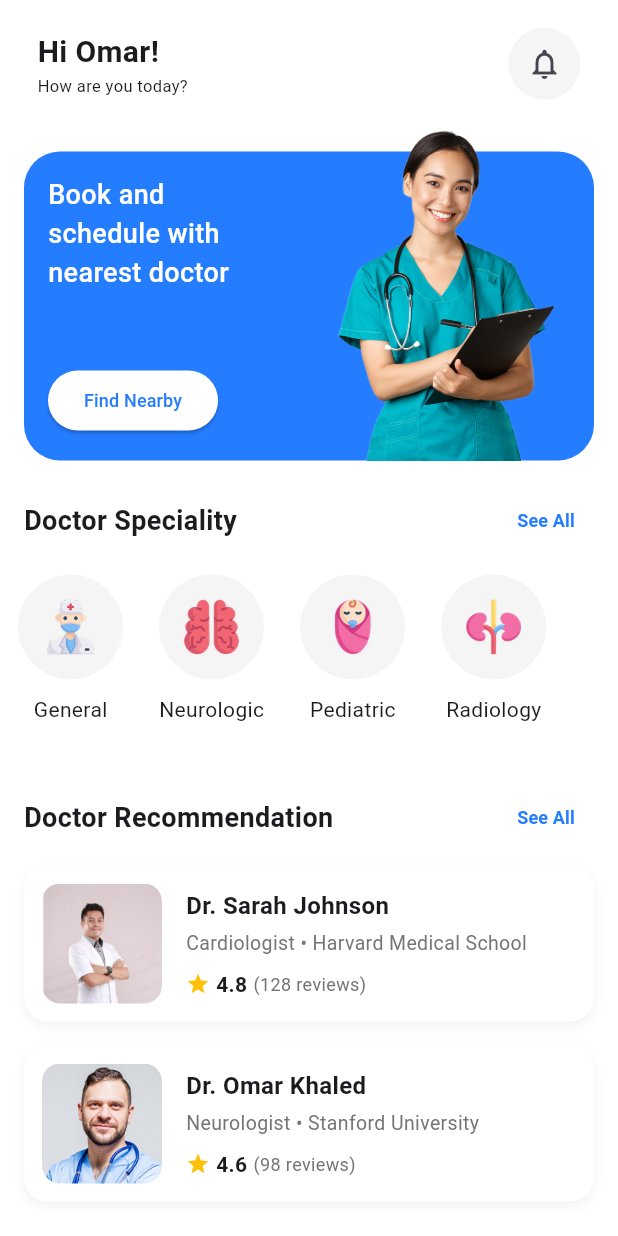
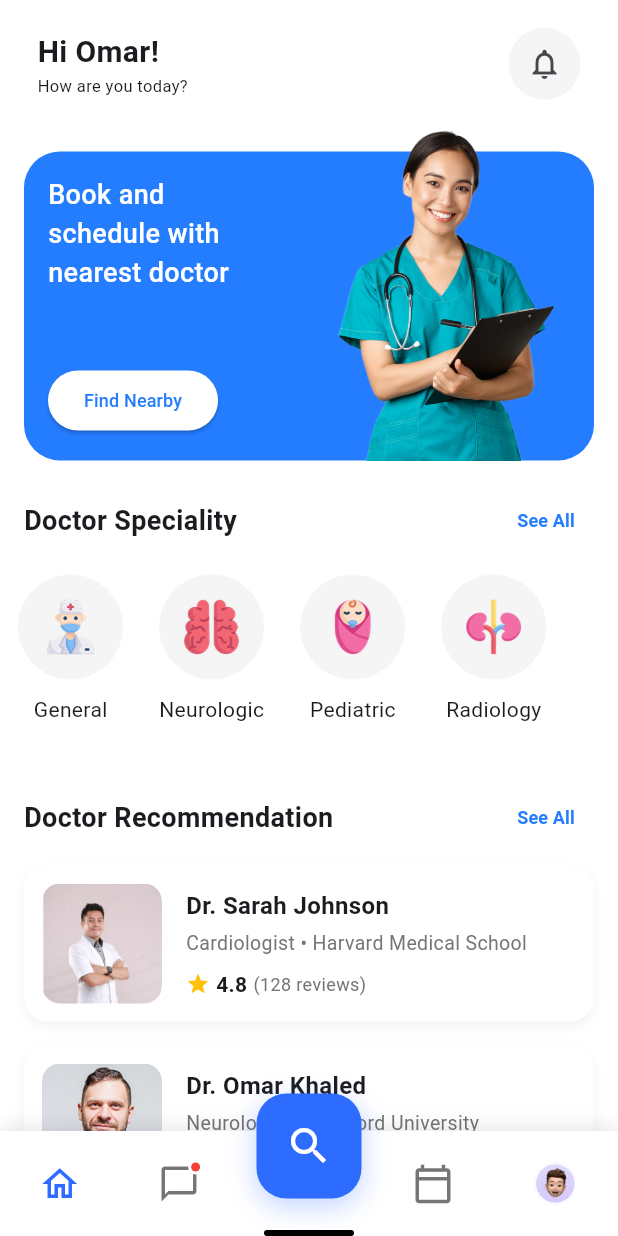
Before and after one commit to rawanabdulhayy/doctor_appointment_app, a Flutter app: the screen it shows after launch, on a phone screen of 412 x 824 dp. Run offline on Flutter 3.47's test engine with Material 3 defaults, Android fonts, the phone set to English and light mode, and no system bars; our stand-ins replace flutter_bloc, intl_phone_field.

Commit message:
nav bar ui, bloc files, screen wrapper files all set

```diff
--- /dev/null
+++ b/lib/business_logic/state_management/navigation_bloc.dart
@@ -0,0 +1,12 @@
+// 3. Navigation BLoC
+import 'package:flutter_bloc/flutter_bloc.dart';
+import 'navigation_event.dart';
+import 'navigation_state.dart';
+
+class NavigationBloc extends Bloc<NavigationEvent, NavigationState> {
+  NavigationBloc() : super(NavigationState(currentIndex: 0)) {
+    on<NavigateToPage>((event, emit) {
+      emit(state.copyWith(currentIndex: event.pageIndex));
+    });
+  }
+}
--- /dev/null
+++ b/lib/business_logic/state_management/navigation_event.dart
@@ -0,0 +1,7 @@
+// 1. Navigation Event
+abstract class NavigationEvent {}
+
+class NavigateToPage extends NavigationEvent {
+  final int pageIndex;
+  NavigateToPage(this.pageIndex);
+}
--- /dev/null
+++ b/lib/business_logic/state_management/navigation_state.dart
@@ -0,0 +1,12 @@
+// 2. Navigation State
+class NavigationState {
+  final int currentIndex;
+
+  NavigationState({required this.currentIndex});
+
+  NavigationState copyWith({int? currentIndex}) {
+    return NavigationState(
+      currentIndex: currentIndex ?? this.currentIndex,
+    );
+  }
+}
--- a/lib/main.dart
+++ b/lib/main.dart
@@ -1,6 +1,7 @@
 import 'package:doctor_appointment_app/presentation/screens/home_page.dart';
 import 'package:doctor_appointment_app/presentation/screens/profile_screen.dart';
 import 'package:doctor_appointment_app/presentation/screens/splash_screen.dart';
+import 'package:doctor_appointment_app/presentation/widgets/main_nav_screen.dart';
 import 'package:flutter/material.dart';
 
 void main() {
@@ -17,7 +18,7 @@ class MyApp extends StatelessWidget {
       theme: ThemeData(
         colorScheme: ColorScheme.fromSeed(seedColor: Colors.deepPurple),
       ),
-      home: HomePage(),
+      home: MainNavigationScreen(),
     );
   }
 }
--- /dev/null
+++ b/lib/presentation/screens/static_screens.dart
@@ -0,0 +1,43 @@
+import 'package:flutter/material.dart';
+
+class MessagesPage extends StatelessWidget {
+  const MessagesPage({super.key});
+
+  @override
+  Widget build(BuildContext context) {
+    return const Center(
+      child: Text(
+        'Messages Page',
+        style: TextStyle(fontSize: 24, fontWeight: FontWeight.bold),
+      ),
+    );
+  }
+}
+
+class CalendarPage extends StatelessWidget {
+  const CalendarPage({super.key});
+
+  @override
+  Widget build(BuildContext context) {
+    return const Center(
+      child: Text(
+        'Calendar Page',
+        style: TextStyle(fontSize: 24, fontWeight: FontWeight.bold),
+      ),
+    );
+  }
+}
+
+class SearchPage extends StatelessWidget {
+  const SearchPage({super.key});
+
+  @override
+  Widget build(BuildContext context) {
+    return const Center(
+      child: Text(
+        'Search Page',
+        style: TextStyle(fontSize: 24, fontWeight: FontWeight.bold),
+      ),
+    );
+  }
+}
--- /dev/null
+++ b/lib/presentation/widgets/custom_nav_bar.dart
@@ -0,0 +1,172 @@
+// 4. Custom Bottom Navigation Bar Widget
+import 'package:flutter/material.dart';
+
+class CustomBottomNavBar extends StatelessWidget {
+  final int currentIndex;
+  final Function(int) onTap;
+
+  const CustomBottomNavBar({
+    super.key,
+    required this.currentIndex,
+    required this.onTap,
+  });
+
+  @override
+  Widget build(BuildContext context) {
+    return Stack(
+      clipBehavior: Clip.none,
+      alignment: Alignment.bottomCenter,
+      children: [
+        // Bottom Navigation Bar
+        Container(
+          height: 70,
+          decoration: BoxDecoration(
+            color: Colors.white,
+            boxShadow: [
+              BoxShadow(
+                color: Colors.black.withOpacity(0.1),
+                blurRadius: 10,
+                offset: const Offset(0, -2),
+              ),
+            ],
+          ),
+          child: Row(
+            mainAxisAlignment: MainAxisAlignment.spaceAround,
+            children: [
+              _buildNavItem(
+                icon: Icons.home_outlined,
+                index: 0,
+                hasNotification: false,
+              ),
+              _buildNavItem(
+                icon: Icons.chat_bubble_outline,
+                index: 1,
+                hasNotification: true,
+              ),
+              const SizedBox(width: 70), // Space for center FAB
+              _buildNavItem(
+                icon: Icons.calendar_today_outlined,
+                index: 2,
+                hasNotification: false,
+              ),
+              _buildNavItem(
+                icon: Icons.person_outline,
+                index: 3,
+                hasNotification: false,
+                isProfile: true,
+              ),
+            ],
+          ),
+        ),
+
+        // Floating Center Search Button
+        Positioned(
+          top: -25,
+          child: GestureDetector(
+            onTap: () => onTap(4), // Index 4 for search
+            child: Container(
+              height: 70,
+              width: 70,
+              decoration: BoxDecoration(
+                color: const Color(0xFF2D6CFF),
+                borderRadius: BorderRadius.circular(20),
+                boxShadow: [
+                  BoxShadow(
+                    color: const Color(0xFF2D6CFF).withOpacity(0.3),
+                    blurRadius: 15,
+                    offset: const Offset(0, 5),
+                  ),
+                ],
+              ),
+              child: const Icon(
+                Icons.search,
+                color: Colors.white,
+                size: 32,
+              ),
+            ),
+          ),
+        ),
+
+        // Bottom indicator line
+        Positioned(
+          bottom: 0,
+          child: Container(
+            height: 4,
+            width: 60,
+            decoration: BoxDecoration(
+              color: Colors.black,
+              borderRadius: BorderRadius.circular(2),
+            ),
+          ),
+        ),
+      ],
+    );
+  }
+
+  Widget _buildNavItem({
+    required IconData icon,
+    required int index,
+    required bool hasNotification,
+    bool isProfile = false,
+  }) {
+    final isSelected = currentIndex == index;
+
+    return GestureDetector(
+      onTap: () => onTap(index),
+      child: Container(
+        padding: const EdgeInsets.symmetric(horizontal: 16, vertical: 12),
+        child: Stack(
+          clipBehavior: Clip.none,
+          children: [
+            // Profile Picture or Icon
+            if (isProfile)
+              Container(
+                height: 32,
+                width: 32,
+                decoration: BoxDecoration(
+                  shape: BoxShape.circle,
+                  border: Border.all(
+                    color: isSelected ? const Color(0xFF2D6CFF) : Colors.transparent,
+                    width: 2,
+                  ),
+                ),
+                // the backgroundImage property of CircleAvatar expects an ImageProvider, not an Image widget.
+                // child: CircleAvatar(
+                //   backgroundImage: Image.asset(
+                //    "assets/images/user_profile_screen/avatar.png"
+                //   ),
+                // ),
+                child: CircleAvatar(
+                  backgroundImage: AssetImage(
+                    "assets/images/user_profile_screen/avatar.png",
+                  ),
+                ),
+              )
+            else
+              Icon(
+                icon,
+                color: isSelected ? const Color(0xFF2D6CFF) : Colors.grey[600],
+                size: 28,
+              ),
+
+            // Notification Badge
+            if (hasNotification)
+              Positioned(
+                right: -2,
+                top: -2,
+                child: Container(
+                  height: 10,
+                  width: 10,
+                  decoration: BoxDecoration(
+                    color: Colors.red,
+                    shape: BoxShape.circle,
+                    border: Border.all(color: Colors.white, width: 2),
+                  ),
+                ),
+              ),
+          ],
+        ),
+      ),
+    );
+  }
+}
--- /dev/null
+++ b/lib/presentation/widgets/main_nav_screen.dart
@@ -0,0 +1,36 @@
+// 6. Main Navigation Container
+import 'package:doctor_appointment_app/presentation/screens/profile_screen.dart';
+import 'package:doctor_appointment_app/presentation/widgets/screen_wrapper.dart';
+import 'package:flutter/material.dart';
+import 'package:flutter_bloc/flutter_bloc.dart';
+import '../../business_logic/state_management/navigation_bloc.dart';
+import '../../business_logic/state_management/navigation_state.dart';
+import '../screens/home_page.dart';
+import '../screens/static_screens.dart';
+
+class MainNavigationScreen extends StatelessWidget {
+  const MainNavigationScreen({super.key});
+
+  @override
+  Widget build(BuildContext context) {
+    return BlocProvider(
+      create: (context) => NavigationBloc(),
+      child: BlocBuilder<NavigationBloc, NavigationState>(
+        builder: (context, state) {
+          return ScreenWrapper(
+            child: IndexedStack(
+              index: state.currentIndex,
+              children: const [
+                HomePage(),
+                MessagesPage(),
+                CalendarPage(),
+                ProfileScreen(),
+                SearchPage(),
+              ],
+            ),
+          );
+        },
+      ),
+    );
+  }
+}
--- /dev/null
+++ b/lib/presentation/widgets/screen_wrapper.dart
@@ -0,0 +1,38 @@
+// 5. Screen Wrapper
+import 'package:flutter/material.dart';
+import 'package:flutter_bloc/flutter_bloc.dart';
+import '../../business_logic/state_management/navigation_bloc.dart';
+import '../../business_logic/state_management/navigation_event.dart';
+import '../../business_logic/state_management/navigation_state.dart';
+import 'custom_nav_bar.dart';
+
+class ScreenWrapper extends StatelessWidget {
+  final Widget child;
+  final bool showNavBar;
+
+  const ScreenWrapper({
+    super.key,
+    required this.child,
+    this.showNavBar = true,
+  });
+
+  @override
+  Widget build(BuildContext context) {
+    return Scaffold(
+      backgroundColor: Colors.white,
+      body: child,
+      bottomNavigationBar: showNavBar
+          ? BlocBuilder<NavigationBloc, NavigationState>(
+        builder: (context, state) {
+          return CustomBottomNavBar(
+            currentIndex: state.currentIndex,
+            onTap: (index) {
+              context.read<NavigationBloc>().add(NavigateToPage(index));
+            },
+          );
+        },
+      )
+          : null,
+    );
+  }
+}
--- a/pubspec.yaml
+++ b/pubspec.yaml
@@ -35,7 +35,8 @@ dependencies:
   # Use with the CupertinoIcons class for iOS style icons.
   cupertino_icons: ^1.0.8
   intl_phone_field: ^3.2.0
-
+  flutter_bloc: ^9.1.1
+  equatable: ^2.0.7
 
 dev_dependencies:
   flutter_test:
```
Also changed, not shown: pubspec.lock.
